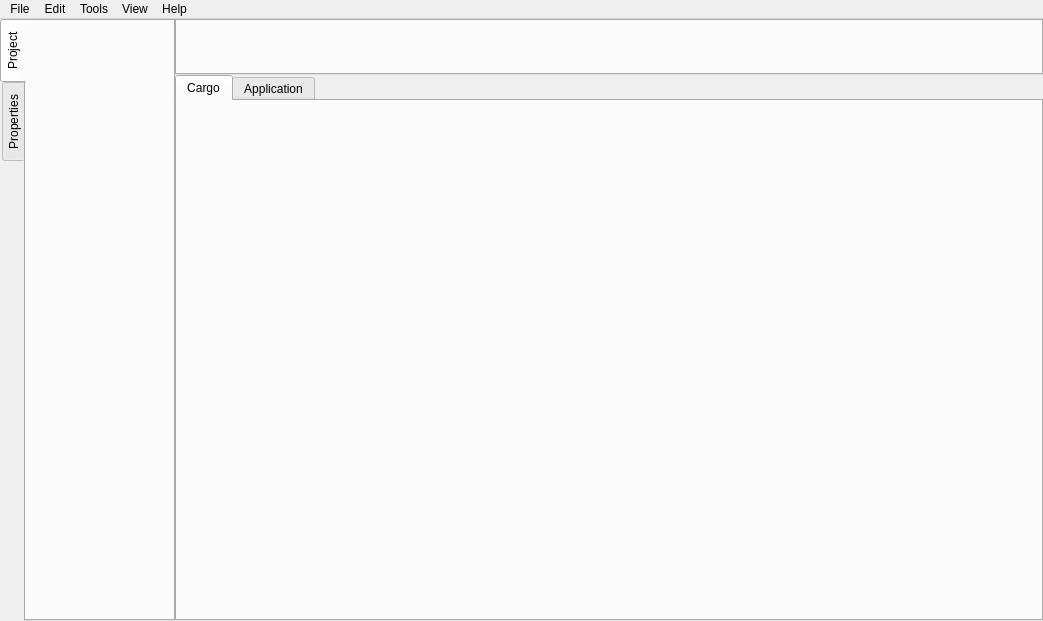
krre/afterglow, file Source/UI/MainWindow.ui: the form before one commit.
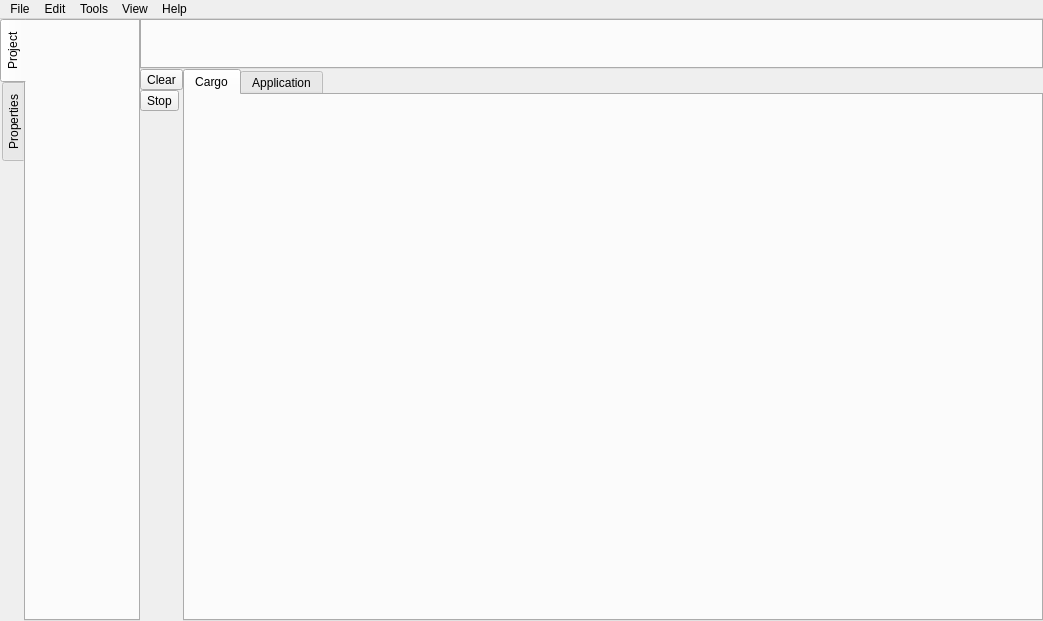
The form after the commit.

Commit message: Add toolbar to output panel

```diff
--- a/Source/UI/MainWindow.ui
+++ b/Source/UI/MainWindow.ui
@@ -11,7 +11,7 @@
    </rect>
   </property>
   <widget class="QWidget" name="centralWidget">
-   <layout class="QVBoxLayout" name="verticalLayout">
+   <layout class="QHBoxLayout" name="horizontalLayout_3">
     <property name="spacing">
      <number>0</number>
     </property>
@@ -69,12 +69,6 @@
        </widget>
       </widget>
       <widget class="QSplitter" name="splitterSide">
-       <property name="minimumSize">
-        <size>
-         <width>50</width>
-         <height>0</height>
-        </size>
-       </property>
        <property name="orientation">
         <enum>Qt::Vertical</enum>
        </property>
@@ -92,6 +86,58 @@
          </size>
         </property>
        </widget>
+       <widget class="QWidget" name="widgetOutput" native="true">
+        <layout class="QHBoxLayout" name="horizontalLayoutOutput">
+         <property name="spacing">
+          <number>0</number>
+         </property>
+         <property name="leftMargin">
+          <number>0</number>
+         </property>
+         <property name="topMargin">
+          <number>0</number>
+         </property>
+         <property name="rightMargin">
+          <number>0</number>
+         </property>
+         <property name="bottomMargin">
+          <number>0</number>
+         </property>
+         <item>
+          <layout class="QVBoxLayout" name="verticalLayout">
+           <property name="spacing">
+            <number>0</number>
+           </property>
+           <item>
+            <widget class="QToolButton" name="toolButtonClear">
+             <property name="text">
+              <string>Clear</string>
+             </property>
+            </widget>
+           </item>
+           <item>
+            <widget class="QToolButton" name="toolButtonStop">
+             <property name="text">
+              <string>Stop</string>
+             </property>
+            </widget>
+           </item>
+           <item>
+            <spacer name="verticalSpacer">
+             <property name="orientation">
+              <enum>Qt::Vertical</enum>
+             </property>
+             <property name="sizeHint" stdset="0">
+              <size>
+               <width>20</width>
+               <height>40</height>
+              </size>
+             </property>
+            </spacer>
+           </item>
+          </layout>
+         </item>
+         <item>
        <widget class="QTabWidget" name="tabWidgetOutput">
         <property name="minimumSize">
          <size>
@@ -113,6 +159,9 @@
          </attribute>
         </widget>
        </widget>
+         </item>
+        </layout>
+       </widget>
       </widget>
      </widget>
     </item>
```
Left out of the diff: 32 changed lines with no effect on the pictures. Lines whose indentation alone changed are shown as unchanged.
